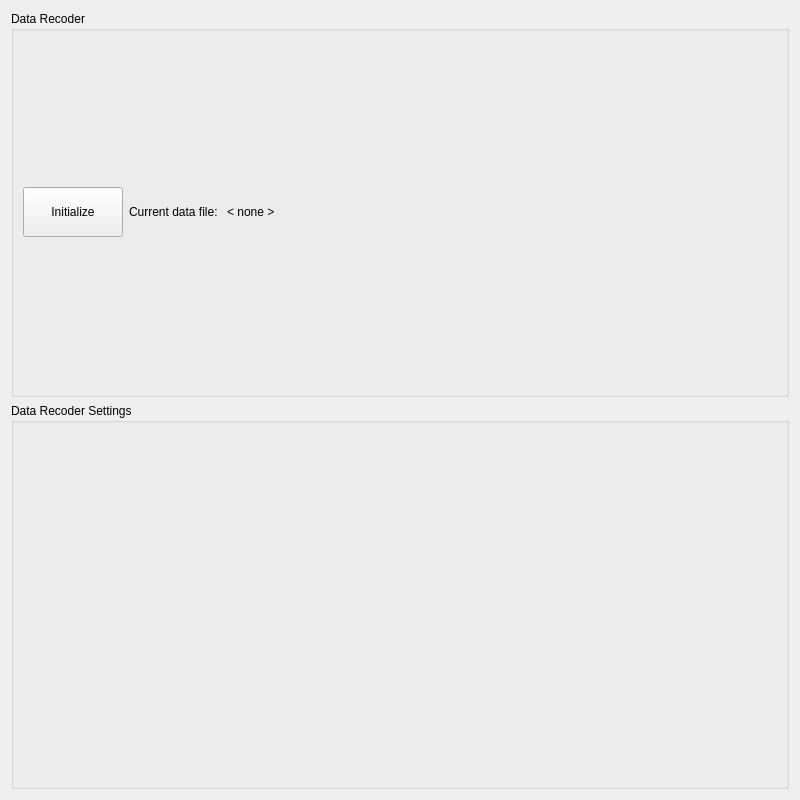
This is modules/datarecorder/dialog/datarecorder.ui in tud-hri/joan as Qt 5 draws it before an edit. The edited form follows.
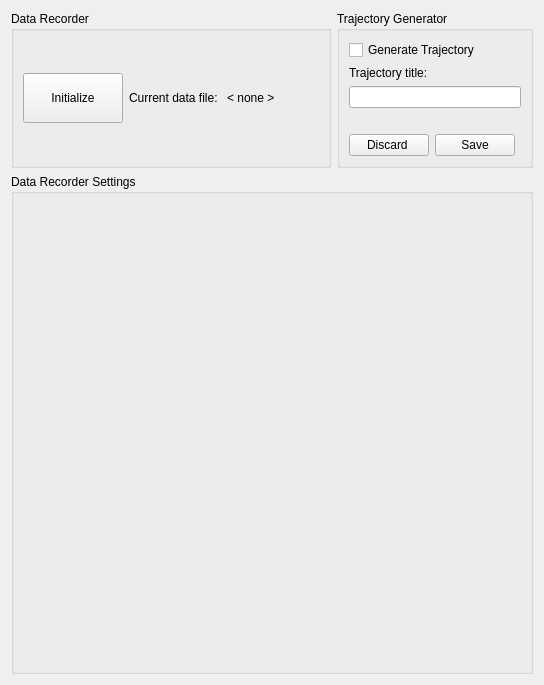
This is the edited form.

```diff
--- a/modules/datarecorder/dialog/datarecorder.ui
+++ b/modules/datarecorder/dialog/datarecorder.ui
@@ -6,56 +6,89 @@
             <rect>
                 <x>0</x>
                 <y>0</y>
-                <width>800</width>
-                <height>800</height>
+    <width>544</width>
+    <height>648</height>
             </rect>
         </property>
         <property name="minimumSize">
             <size>
                 <width>0</width>
-                <height>600</height>
+    <height>0</height>
             </size>
         </property>
         <property name="windowTitle">
             <string>Data Recorder</string>
         </property>
-        <layout class="QVBoxLayout" name="verticalLayout_0">
-            <item>
-                <widget class="QGroupBox" name="grpBoxDataRecorder">
-                    <property name="title">
-                        <string>Data Recoder</string>
-                    </property>
-                    <layout class="QGridLayout" name="gridLayout_2">
-                        <item row="0" column="3">
-                            <layout class="QVBoxLayout" name="verticalLayout_2">
-                                <item alignment="Qt::AlignRight|Qt::AlignCenter">
-                                    <widget class="QLabel" name="lbl_message_recorder">
-                                        <property name="text">
-                                            <string>&lt;Message&gt;</string>
-                                        </property>
-                                    </widget>
-                                </item>
-                            </layout>
-                        </item>
+  <layout class="QGridLayout" name="gridLayout">
                         <item row="0" column="1">
-                            <layout class="QHBoxLayout" name="horizontalLayout_3">
-                                <item>
-                                    <widget class="QLabel" name="lblCurrentDataFile">
+    <widget class="QGroupBox" name="groupBox">
+     <property name="sizePolicy">
+      <sizepolicy hsizetype="Preferred" vsizetype="Minimum">
+       <horstretch>0</horstretch>
+       <verstretch>0</verstretch>
+      </sizepolicy>
+     </property>
+     <property name="title">
+      <string>Trajectory Generator</string>
+     </property>
+     <layout class="QGridLayout" name="gridLayout_3">
+      <item row="2" column="0" colspan="3">
+       <widget class="QLineEdit" name="line_trajectory_title"/>
+      </item>
+      <item row="5" column="1">
+       <widget class="QPushButton" name="btn_save">
                                         <property name="text">
-                                            <string>Current data file: </string>
+         <string>Save</string>
                                         </property>
                                     </widget>
                                 </item>
-                                <item>
-                                    <widget class="QLabel" name="lbl_data_filename">
+      <item row="1" column="0" colspan="2">
+       <widget class="QLabel" name="label_trajectory_title">
                                         <property name="text">
-                                            <string>&lt; none &gt;</string>
+         <string>Trajectory title:</string>
+        </property>
+        <property name="alignment">
+         <set>Qt::AlignBottom|Qt::AlignLeading|Qt::AlignLeft</set>
+        </property>
+       </widget>
+      </item>
+      <item row="5" column="0">
+       <widget class="QPushButton" name="btn_discard">
+        <property name="text">
+         <string>Discard </string>
+        </property>
+       </widget>
+      </item>
+      <item row="0" column="0" colspan="2">
+       <widget class="QCheckBox" name="check_trajectory">
+        <property name="text">
+         <string>Generate Trajectory</string>
+        </property>
+       </widget>
+      </item>
+      <item row="3" column="0" colspan="2">
+       <widget class="QLabel" name="label_trajectory_filename">
+        <property name="text">
+         <string/>
                                         </property>
                                     </widget>
                                 </item>
                             </layout>
+    </widget>
                         </item>
                         <item row="0" column="0">
+    <widget class="QGroupBox" name="grpBoxDataRecorder">
+     <property name="sizePolicy">
+      <sizepolicy hsizetype="Preferred" vsizetype="Minimum">
+       <horstretch>0</horstretch>
+       <verstretch>0</verstretch>
+      </sizepolicy>
+     </property>
+     <property name="title">
+      <string>Data Recorder</string>
+     </property>
+     <layout class="QHBoxLayout" name="horizontalLayout">
+      <item>
                             <widget class="QPushButton" name="btn_initialize">
                                 <property name="minimumSize">
                                     <size>
@@ -68,7 +101,25 @@
                                 </property>
                             </widget>
                         </item>
-                        <item row="0" column="2">
+      <item>
+       <layout class="QHBoxLayout" name="horizontalLayout_3">
+        <item>
+         <widget class="QLabel" name="lblCurrentDataFile">
+          <property name="text">
+           <string>Current data file: </string>
+          </property>
+         </widget>
+        </item>
+        <item>
+         <widget class="QLabel" name="lbl_data_filename">
+          <property name="text">
+           <string>&lt; none &gt;</string>
+          </property>
+         </widget>
+        </item>
+       </layout>
+      </item>
+      <item>
                             <spacer name="horizontalSpacer">
                                 <property name="orientation">
                                     <enum>Qt::Horizontal</enum>
@@ -81,15 +132,38 @@
                                 </property>
                             </spacer>
                         </item>
-                    </layout>
-                </widget>
-            </item>
             <item>
+       <layout class="QVBoxLayout" name="verticalLayout_2">
+        <item alignment="Qt::AlignRight">
+         <widget class="QLabel" name="lbl_message_recorder">
+          <property name="text">
+           <string>&lt;Message&gt;</string>
+          </property>
+         </widget>
+        </item>
+       </layout>
+      </item>
+     </layout>
+    </widget>
+   </item>
+   <item row="1" column="0" colspan="2">
                 <widget class="QGroupBox" name="grpBoxDataRecorderSettings">
+     <property name="sizePolicy">
+      <sizepolicy hsizetype="Preferred" vsizetype="MinimumExpanding">
+       <horstretch>0</horstretch>
+       <verstretch>0</verstretch>
+      </sizepolicy>
+     </property>
+     <property name="minimumSize">
+      <size>
+       <width>0</width>
+       <height>500</height>
+      </size>
+     </property>
                     <property name="title">
-                        <string>Data Recoder Settings</string>
-                    </property>
-                    <layout class="QVBoxLayout" name="verticalLayout_items"></layout>
+      <string>Data Recorder Settings</string>
+     </property>
+     <layout class="QVBoxLayout" name="verticalLayout_items"/>
                 </widget>
             </item>
         </layout>
```
Lines whose indentation alone changed are shown as unchanged.
